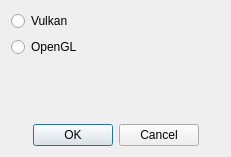
Before: the Qt Designer form src/ui/dialogs/parameters/gc_api_selection.ui in cppd/math, drawn with Qt 5.
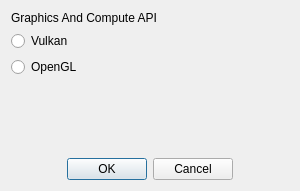
After: the same form once the commit is applied.

Commit message: edit graphics and compute API selection

```diff
--- a/src/ui/dialogs/parameters/gc_api_selection.ui
+++ b/src/ui/dialogs/parameters/gc_api_selection.ui
@@ -6,11 +6,18 @@
    <rect>
     <x>0</x>
     <y>0</y>
-    <width>231</width>
-    <height>157</height>
+    <width>300</width>
+    <height>191</height>
    </rect>
   </property>
   <layout class="QVBoxLayout" name="verticalLayout">
+   <item>
+    <widget class="QLabel" name="label_text">
+     <property name="text">
+      <string>Graphics And Compute API</string>
+     </property>
+    </widget>
+   </item>
    <item>
     <widget class="QRadioButton" name="radio_button_vulkan">
      <property name="text">
```
The commit also changes 1 other file.
